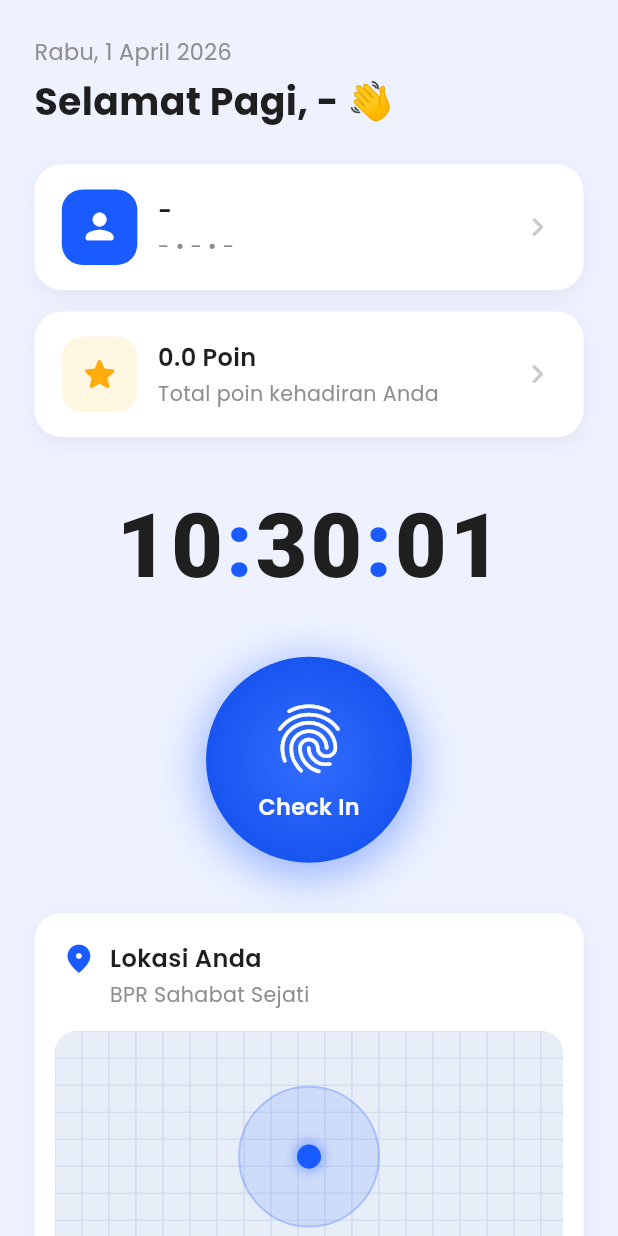
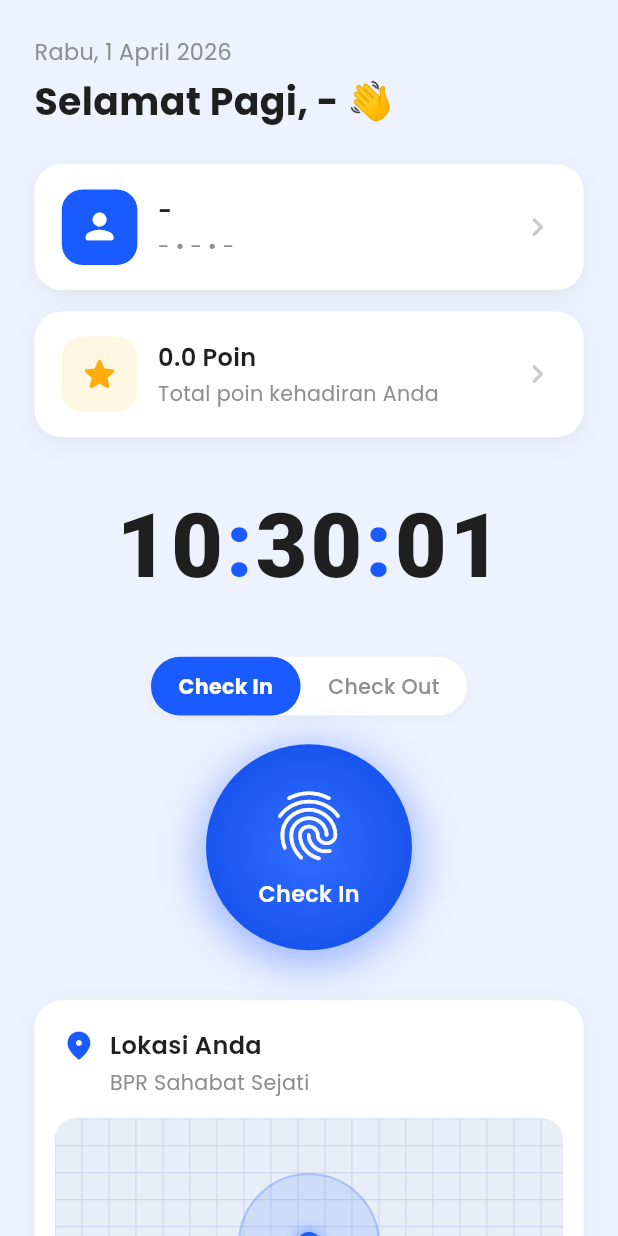
Before and after one commit to bimantaratirta/BPR-AMS-MOBILE, a Flutter app: the HomeView screen opened by its route, on a phone screen of 412 x 824 dp. Run offline on Flutter 3.47's test engine with Material 3 defaults, Android fonts, the phone set to English and light mode, and no system bars; our stand-ins replace camera, device_preview, dio, dropdown_button2, file_picker, flutter_screenutil and 6 more; accounts and stored records are empty.

Commit message:
feat: checkin & checkout toggle button

```diff
--- a/lib/app/modules/main/check_in_out/controllers/main_check_in_out_controller.dart
+++ b/lib/app/modules/main/check_in_out/controllers/main_check_in_out_controller.dart
@@ -385,6 +385,9 @@ class MainCheckInOutController extends GetxController with GetTickerProviderStat
       if (response.data?.id != null) {
         home.attendanceId.value = response.data!.id;
       }
+
+      home.refreshTodayAttendance();
+      home.refreshPoints();
     }
 
     // Auto-back after 4 seconds
--- a/lib/app/modules/main/home/controllers/home_controller.dart
+++ b/lib/app/modules/main/home/controllers/home_controller.dart
@@ -74,6 +74,7 @@ class HomeController extends GetxController {
 
   /// Waktu ketika user melakukan check-in
   DateTime? checkInTime;
+  DateTime? checkOutTime;
 
   /// Jam check-in yang ditampilkan, contoh: "07:55:12 WIB"
   final RxString checkInTimeDisplay = ''.obs;
@@ -129,7 +130,7 @@ class HomeController extends GetxController {
     currentDateDisplay.value = DateFormat('EEEE, d MMMM yyyy', 'id_ID').format(now);
 
     // Live timer hanya aktif saat sudah check-in dan BELUM checkout
-    if (hasCheckedIn.value && !hasCheckedOut.value && checkInTime != null) {
+    if (checkInTime != null && checkOutTime == null) {
       final diff = now.difference(checkInTime!);
       final hours = diff.inHours;
       final minutes = diff.inMinutes % 60;
@@ -203,6 +204,7 @@ class HomeController extends GetxController {
       hasCheckedIn.value = attendance.checkInTime != null;
       if (attendance.checkInTime != null) {
         checkInTime = attendance.checkInTime;
+        checkOutTime = attendance.checkOutTime;
         checkInTimeDisplay.value = '${DateFormat('HH:mm:ss').format(attendance.checkInTime!)} WIB';
         checkInStatus.value = statusLabel(attendance.status);
       }
--- a/lib/app/modules/main/home/views/home_view.dart
+++ b/lib/app/modules/main/home/views/home_view.dart
@@ -65,6 +65,7 @@ class HomeView extends GetView<HomeController> {
                         // Durasi kerja hanya muncul setelah check-in & belum checkout
                         if (controller.hasCheckedIn.value && !controller.hasCheckedOut.value) _buildWorkDuration(),
                         SizedBox(height: 24.h),
+                        _buildModeToggle(),
                         _buildCheckButton(),
                         SizedBox(height: 28.h),
                         _buildLocationCard(),
@@ -229,7 +230,7 @@ class HomeView extends GetView<HomeController> {
                     ),
                     SizedBox(height: 2.h),
                     Text(
-                      controller.checkInTimeDisplay.value,
+                      controller.checkInTimeDisplay.value.isEmpty ? "-" : controller.checkInTimeDisplay.value,
                       style: TextStyle(fontSize: 14.sp, fontWeight: FontWeight.w700, color: SecondaryColor.neutral700),
                     ),
                   ],
@@ -343,6 +344,65 @@ class HomeView extends GetView<HomeController> {
             style: TextStyle(fontSize: 13.sp, fontWeight: FontWeight.w700, color: const Color(0xffFF6B2C)),
           ),
         ],
+      ),
+    );
+  }
+
+  // ─────────────────────────────────────────────
+  // Manual Mode Toggle
+  // ─────────────────────────────────────────────
+  Widget _buildModeToggle() {
+    if (controller.hasCheckedOut.value) return const SizedBox.shrink(); // Hide if completely done
+
+    return Center(
+      child: Container(
+        margin: EdgeInsets.only(bottom: 16.h),
+        decoration: BoxDecoration(
+          color: SecondaryColor.white,
+          borderRadius: BorderRadius.circular(20.r),
+          boxShadow: [BoxShadow(color: Colors.black.withOpacity(0.04), blurRadius: 4, offset: const Offset(0, 2))],
+        ),
+        child: Row(
+          mainAxisSize: MainAxisSize.min,
+          children: [
+            GestureDetector(
+              onTap: () => controller.hasCheckedIn.value = false,
+              child: Container(
+                padding: EdgeInsets.symmetric(horizontal: 16.w, vertical: 8.h),
+                decoration: BoxDecoration(
+                  color: !controller.hasCheckedIn.value ? MainColor.blue2 : Colors.transparent,
+                  borderRadius: BorderRadius.circular(20.r),
+                ),
+                child: Text(
+                  'Check In',
+                  style: TextStyle(
+                    fontSize: 12.sp,
+                    fontWeight: !controller.hasCheckedIn.value ? FontWeight.w700 : FontWeight.w500,
+                    color: !controller.hasCheckedIn.value ? SecondaryColor.white : SecondaryColor.neutral500,
+                  ),
+                ),
+              ),
+            ),
+            GestureDetector(
+              onTap: () => controller.hasCheckedIn.value = true,
+              child: Container(
+                padding: EdgeInsets.symmetric(horizontal: 16.w, vertical: 8.h),
+                decoration: BoxDecoration(
+                  color: controller.hasCheckedIn.value ? const Color(0xffFF6B2C) : Colors.transparent,
+                  borderRadius: BorderRadius.circular(20.r),
+                ),
+                child: Text(
+                  'Check Out',
+                  style: TextStyle(
+                    fontSize: 12.sp,
+                    fontWeight: controller.hasCheckedIn.value ? FontWeight.w700 : FontWeight.w500,
+                    color: controller.hasCheckedIn.value ? SecondaryColor.white : SecondaryColor.neutral500,
+                  ),
+                ),
+              ),
+            ),
+          ],
+        ),
       ),
     );
   }
--- a/lib/main.dart
+++ b/lib/main.dart
@@ -39,10 +39,7 @@ void main() async {
   runApp(
     kIsWeb && kReleaseMode
         ? const MyApp()
-        : DevicePreview(
-            enabled: !kReleaseMode && kIsWeb,
-            builder: (context) => const MyApp(),
-          ),
+        : DevicePreview(enabled: !kReleaseMode && kIsWeb, builder: (context) => const MyApp()),
   );
 }
 
```
